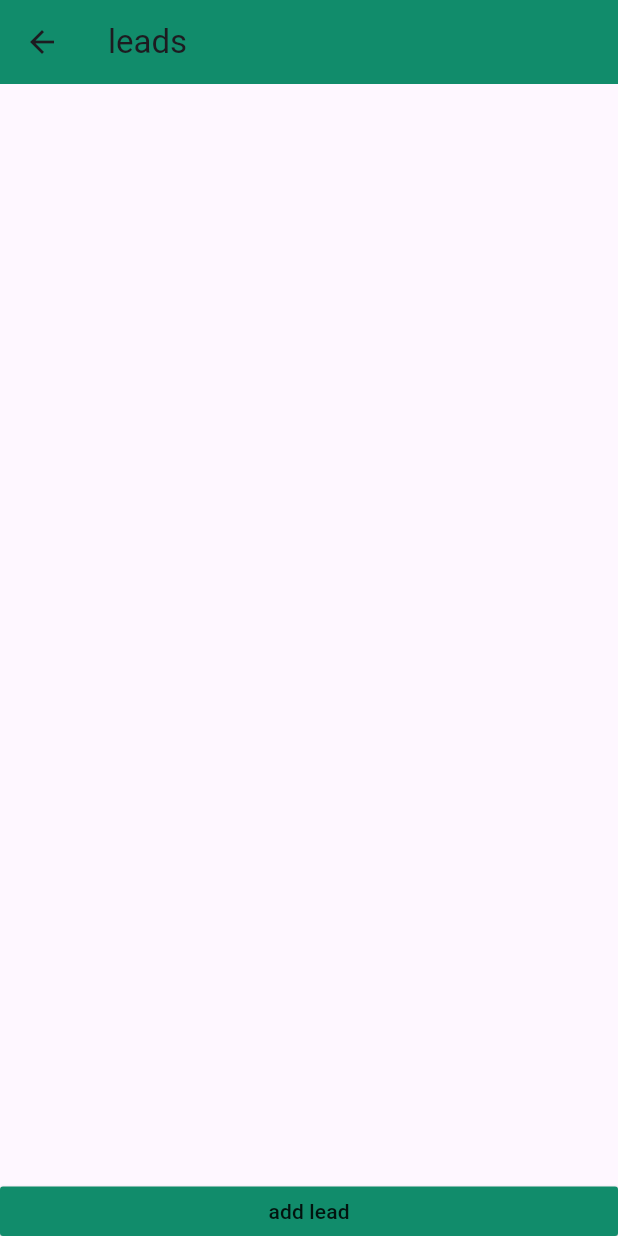
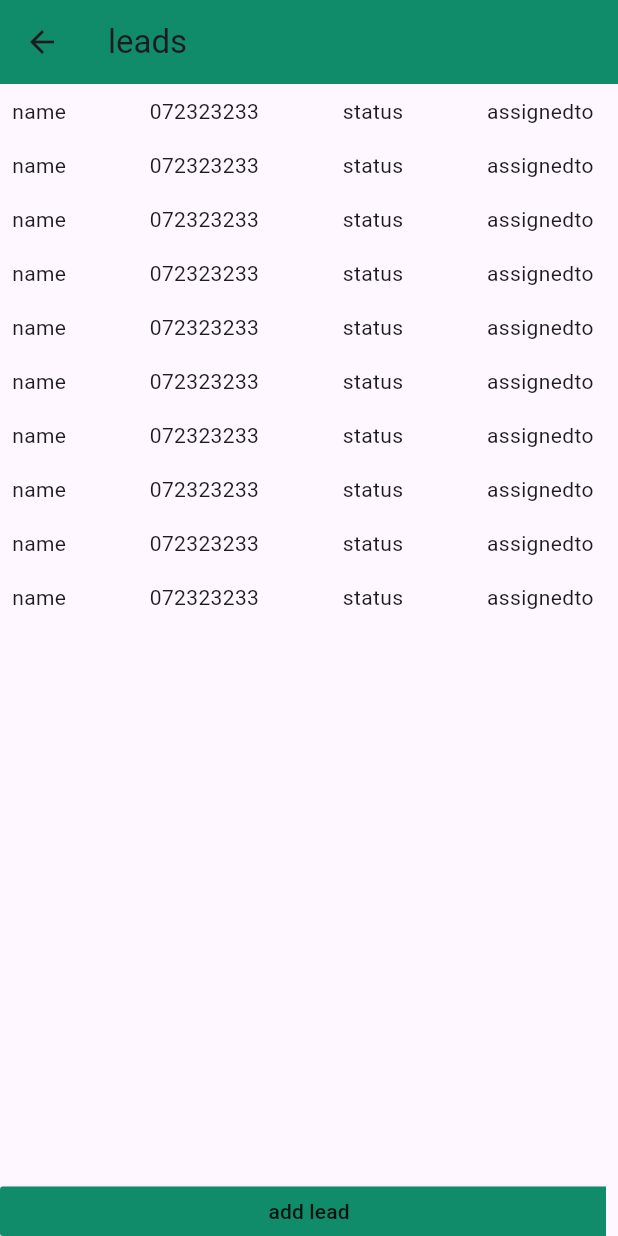
Before and after one commit to austinwam/atimucms, a Flutter app: the Leadpage screen opened directly, on a phone screen of 412 x 824 dp. Run offline on Flutter 3.47's test engine with Material 3 defaults, Android fonts, the phone set to English and light mode, and no system bars; our stand-ins replace bot_toast, flutter_animate, gap, responsive_sizer, sembast, sembast_web and 1 more; missing offline and left inert: statistics; accounts and stored records are empty; network calls fail.

Commit message:
lead template

```diff
--- a/frontend/lib/screens/leads/leadpage.dart
+++ b/frontend/lib/screens/leads/leadpage.dart
@@ -12,6 +12,10 @@ class Leadpage extends StatelessWidget {
       ),
       body: Stack(
         children: [
+          Leadslist(
+            height: 98.h,
+            width: 98.w,
+          ),
           Positioned(
               bottom: 0.0001,
               height: 4.h,
@@ -26,3 +30,32 @@ class Leadpage extends StatelessWidget {
     );
   }
 }
+
+class Leadslist extends StatelessWidget {
+  final double width, height;
+  const Leadslist({super.key, required this.width, required this.height});
+
+  @override
+  Widget build(BuildContext context) {
+    return SizedBox(
+        height: height,
+        width: width,
+        child: ListView.builder(
+          itemCount: 10,
+          itemBuilder: (context, index) {
+            return const Padding(
+              padding: EdgeInsets.all(8.0),
+              child: Row(
+                mainAxisAlignment: MainAxisAlignment.spaceBetween,
+                children: [
+                  Text("name"),
+                  Text("072323233"),
+                  Text("status"),
+                  Text("assignedto"),
+                ],
+              ),
+            );
+          },
+        ));
+  }
+}
```
